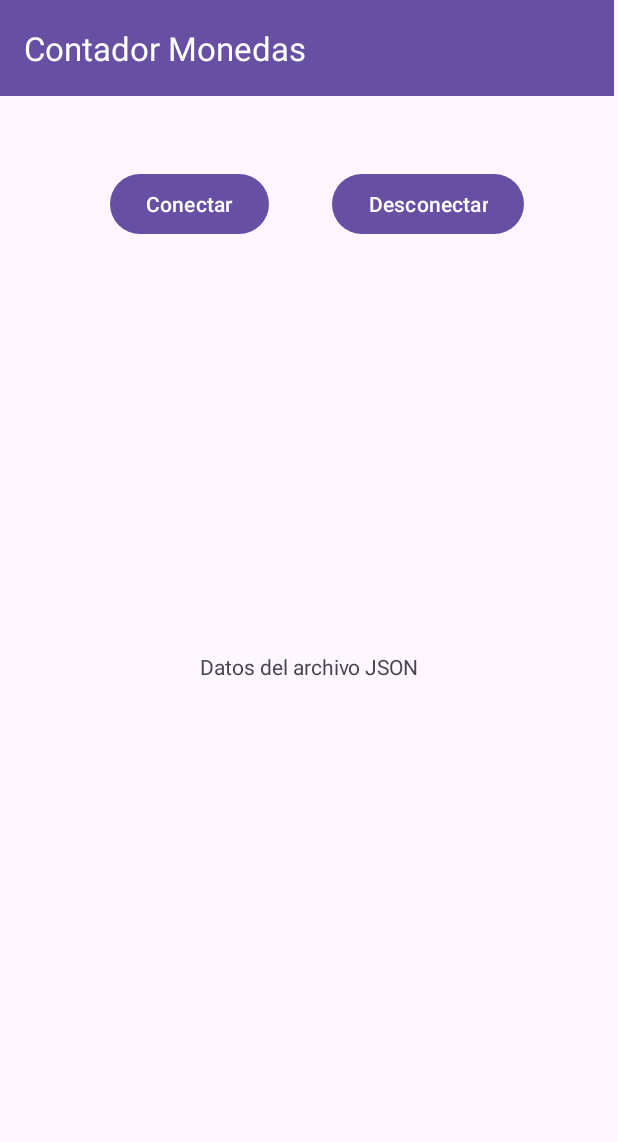
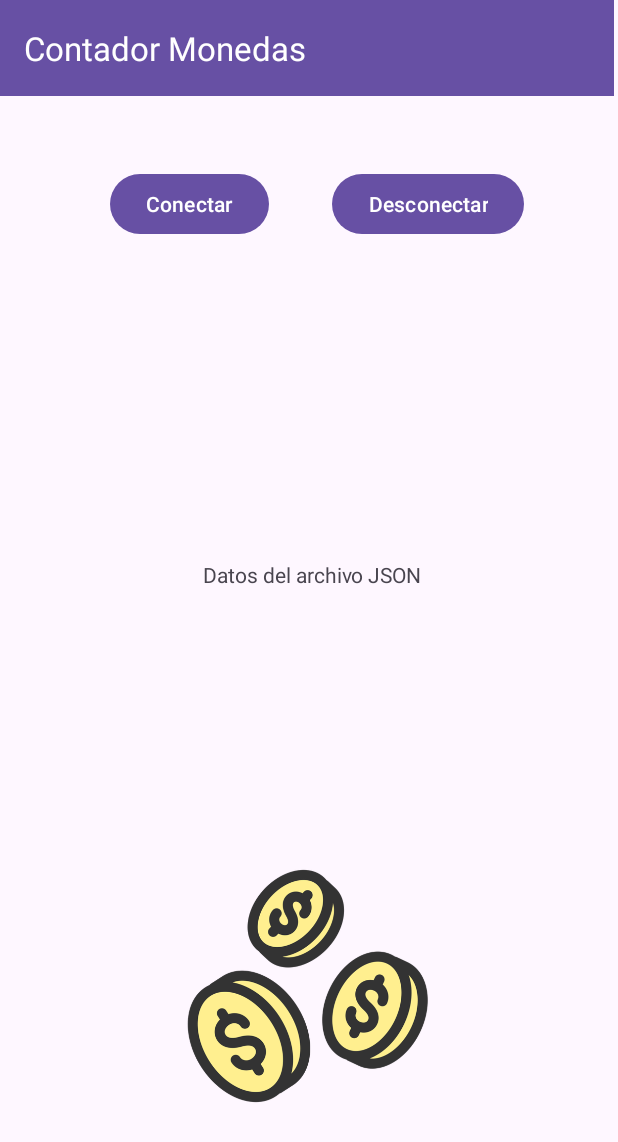
Before and after one commit to felixyahveh/app-micro, an Android app: the screen it shows after launch (MainActivity), on a phone screen of 412 x 824 dp. Shown: the top 1142 px of the screen. Run offline under Robolectric (Android 15) with nearby library versions, the phone set to English and light mode, and no system bars.

```diff
--- a/app/src/main/java/com/proyMicro/bluetoothapp/Bluetooth.kt
+++ b/app/src/main/java/com/proyMicro/bluetoothapp/Bluetooth.kt
@@ -1,8 +1,11 @@
 import java.util.UUID
 import android.bluetooth.BluetoothSocket
 import android.bluetooth.BluetoothDevice
+import android.content.ContentValues.TAG
 import android.util.Log
 import com.proyMicro.bluetoothapp.MainActivity
+import org.json.JSONArray
+import org.json.JSONException
 
 class Bluetooth(private val activity: MainActivity) {
 
@@ -24,7 +27,23 @@ class Bluetooth(private val activity: MainActivity) {
                         val jsonData = String(buffer, 0, bytes)
                         activity.runOnUiThread {
                             activity.displayJsonData(jsonData)
-                        }
+                        }/*
+                        activity.runOnUiThread {
+                            try {
+                                val jsonArray = JSONArray(jsonData)
+                                val stringBuilder = StringBuilder()
+
+                                for (i in 0 until jsonArray.length()) {
+                                    val jsonObject = jsonArray.getJSONObject(i)
+                                    stringBuilder.append("Tipo de moneda: ${jsonObject.getString("moneda")} - ")
+                                    stringBuilder.append("Cantidad: ${jsonObject.getInt("cantidad")}\n")
+                                }
+
+                                activity.displayJsonData(stringBuilder.toString())
+                            } catch (e: JSONException) {
+                                Log.e(TAG, "Error al procesar el mensaje recibido: $e")
+                            }
+                        }*/
                     }
                 }
 
--- a/app/src/main/res/layout/activity_main.xml
+++ b/app/src/main/res/layout/activity_main.xml
@@ -9,11 +9,14 @@
 
     <TextView
         android:id="@+id/tv_json_data"
-        android:layout_width="wrap_content"
-        android:layout_height="wrap_content"
+        android:layout_width="163dp"
+        android:layout_height="141dp"
         android:text="Datos del archivo JSON"
+        android:textAlignment="center"
+        android:textAllCaps="false"
         app:layout_constraintBottom_toBottomOf="parent"
         app:layout_constraintEnd_toEndOf="parent"
+        app:layout_constraintHorizontal_bias="0.51"
         app:layout_constraintStart_toStartOf="parent"
         app:layout_constraintTop_toBottomOf="@+id/toolbar" />
 
@@ -51,6 +54,19 @@
         app:titleTextColor="@color/white"
         tools:layout_editor_absoluteX="1dp" />
 
+    <ImageView
+        android:id="@+id/imageView4"
+        android:layout_width="170dp"
+        android:layout_height="157dp"
+        android:layout_marginTop="64dp"
+        app:layout_constraintBottom_toBottomOf="parent"
+        app:layout_constraintEnd_toEndOf="parent"
+        app:layout_constraintHorizontal_bias="0.497"
+        app:layout_constraintStart_toStartOf="parent"
+        app:layout_constraintTop_toBottomOf="@+id/tv_json_data"
+        app:layout_constraintVertical_bias="0.0"
+        app:srcCompat="@drawable/monedas" />
+
 </androidx.constraintlayout.widget.ConstraintLayout>
 
 <!--
```
Also changed, not shown: app/src/main/java/com/proyMicro/bluetoothapp/MainActivity.kt (+19 -1 lines), app/src/main/res/drawable/monedas.png (added).
